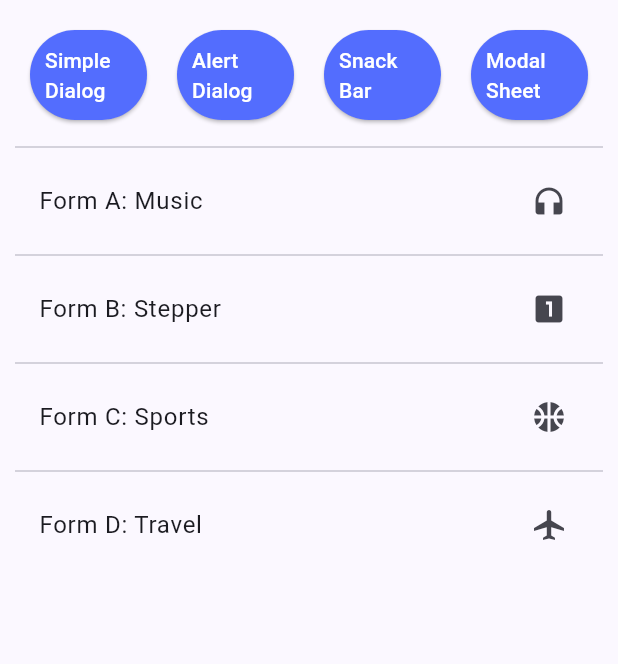
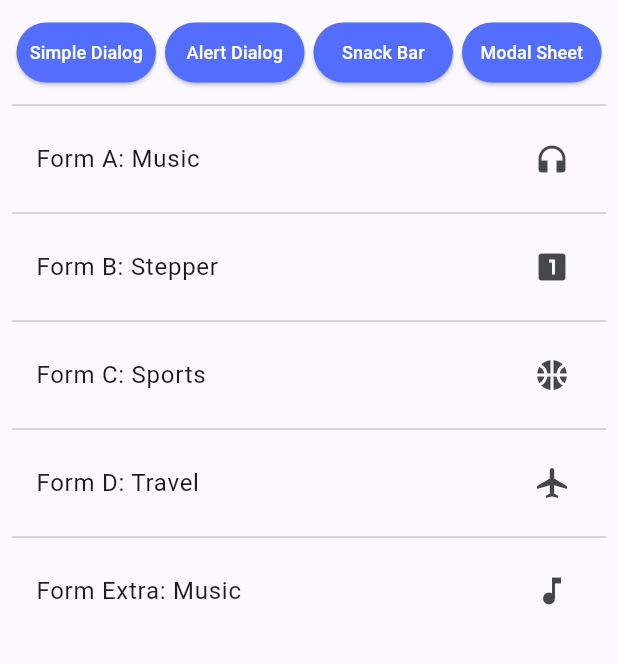
Before and after one commit to SandyMrtss/app_formularis, a Flutter app: the screen it shows after launch, on a phone screen of 412 x 824 dp, the part 84-748 px from its top. Run offline on Flutter 3.47's test engine with Material 3 defaults, Android fonts, the phone set to English and light mode, and no system bars; our stand-ins replace flutter_form_builder, flutter_typeahead, form_builder_validators.

Commit message:
Adds extra form and minor design changes

```diff
--- a/lib/main.dart
+++ b/lib/main.dart
@@ -5,6 +5,7 @@ import 'sources/form_a.dart';
 import 'sources/form_b.dart';
 import 'sources/form_c.dart';
 import 'sources/form_d.dart';
+import 'sources/form_extra.dart';
 
 
 void main() => runApp(const MyApp());
@@ -168,64 +169,64 @@ class _HomePage extends StatelessWidget {
         elevation: 0,
       ),
       body: Padding(
-        padding: const EdgeInsets.all(10),
+        padding: const EdgeInsets.all(8),
         child: ListView(
           children: <Widget>[
             Row(
               children: <Widget>[
                 Expanded(
                   child: Padding(
-                    padding: EdgeInsets.all(10),
+                    padding: EdgeInsets.all(3),
                     child: ElevatedButton(
                       onPressed: () {_simpleDialog(context);},
                       style: ElevatedButton.styleFrom(
-                        padding: const EdgeInsets.all(10.0),
+                        padding: const EdgeInsets.all(5.0),
                         alignment: AlignmentDirectional.center,
                         backgroundColor: Theme.of(context).primaryColor,
                       ),
-                      child: const Text('Simple Dialog', style: TextStyle(color: Colors.white),),
+                      child: const Text('Simple Dialog', style: TextStyle(fontSize: 12, color: Colors.white),),
                     ),
                   )
                 ),
                 Expanded(
                   child: Padding(
-                  padding: EdgeInsets.all(10),
+                  padding: EdgeInsets.all(3),
                     child: ElevatedButton(
                       onPressed: () {_alertDialog(context);},
                       style: ElevatedButton.styleFrom(
-                        padding: const EdgeInsets.all(10.0),
+                        padding: const EdgeInsets.all(5.0),
                         alignment: AlignmentDirectional.center,
                         backgroundColor: Theme.of(context).primaryColor,
                       ),
-                      child: const Text('Alert Dialog',style: TextStyle(color: Colors.white),),
+                      child: const Text('Alert Dialog',style: TextStyle(fontSize: 12, color: Colors.white),),
                     ),
                   )
                 ),
                 Expanded(
                   child: Padding(
-                    padding: EdgeInsets.all(10),
+                    padding: EdgeInsets.all(3),
                     child: ElevatedButton(
                       onPressed: () {_snackBar(context);},
                       style: ElevatedButton.styleFrom(
-                        padding: const EdgeInsets.all(10.0),
+                        padding: const EdgeInsets.all(5.0),
                         alignment: AlignmentDirectional.center,
                         backgroundColor: Theme.of(context).primaryColor,
                       ),
-                      child: const Text('Snack Bar',style: TextStyle(color: Colors.white),),
+                      child: const Text('Snack Bar',style: TextStyle(fontSize: 12, color: Colors.white),),
                     ),
                   )
                 ),
                 Expanded(
                   child: Padding(
-                    padding: EdgeInsets.all(10),
+                    padding: EdgeInsets.all(3),
                     child: ElevatedButton(
                       onPressed: () {_modalButtonSheet(context);},
                       style: ElevatedButton.styleFrom(
-                        padding: const EdgeInsets.all(10.0),
+                        padding: const EdgeInsets.all(5.0),
                         alignment: AlignmentDirectional.center,
                         backgroundColor: Theme.of(context).primaryColor,
                       ),
-                      child: const Text('Modal Sheet',style: TextStyle(color: Colors.white),),
+                      child: const Text('Modal Sheet',style: TextStyle(fontSize: 12, color: Colors.white),),
                     ),
                   )
                 ),
@@ -287,6 +288,20 @@ class _HomePage extends StatelessWidget {
                 );
               },
             ),
+            const Divider(),
+            ListTile(
+              title: const Text('Form Extra: Music'),
+              trailing: const Icon(Icons.music_note),
+              onTap: () {
+                Navigator.of(context).push(
+                  MaterialPageRoute(
+                    builder: (context) {
+                      return FormExtra();
+                    },
+                  ),
+                );
+              },
+            ),
           ],
         )
       ),
```
